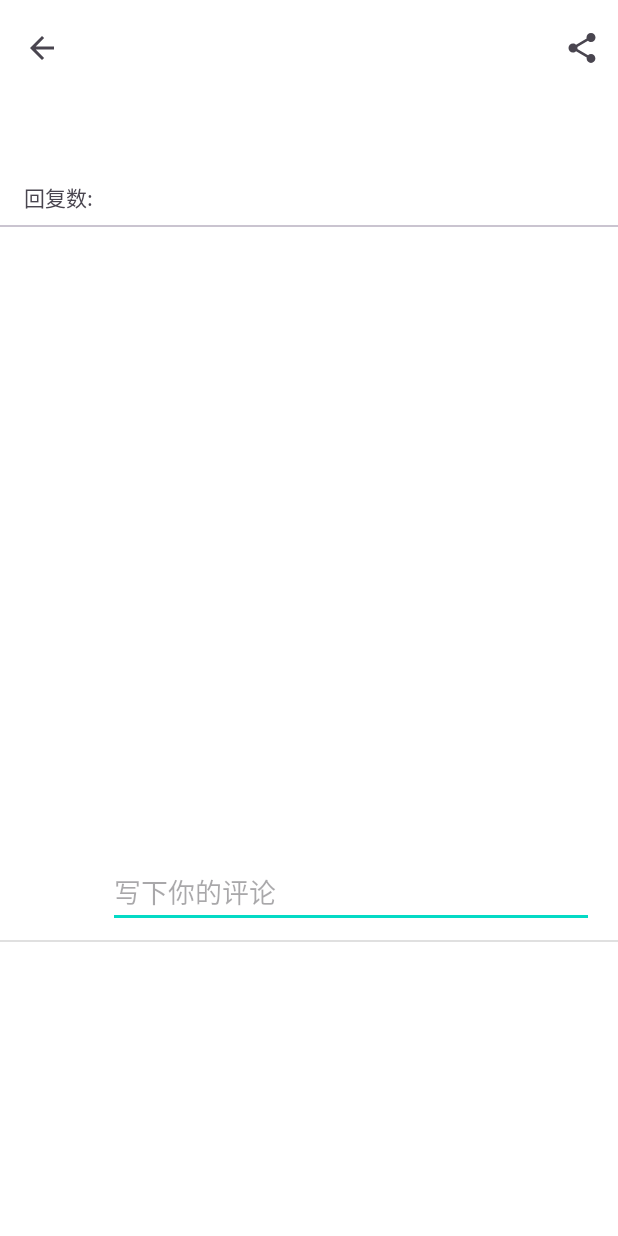
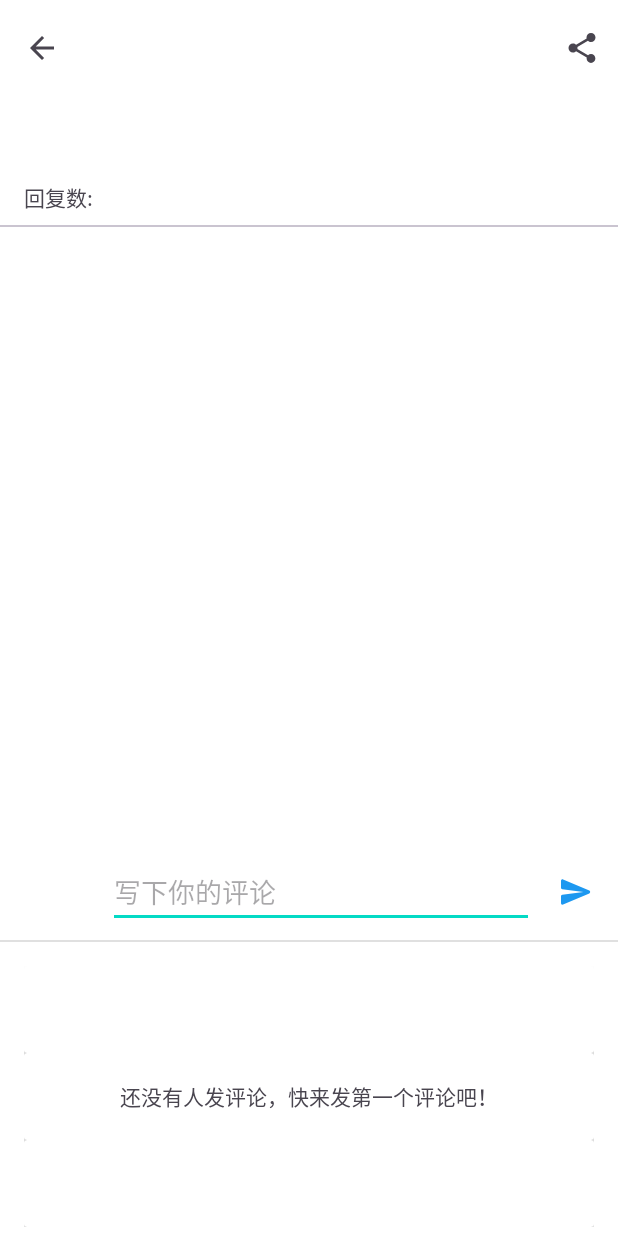
Before and after one commit to hekai97/AndroidProject, an Android app: the layout activity_content.xml on its own in the app's theme, with its tools: preview values and no code run, on a phone screen of 412 x 824 dp. Run offline under Robolectric (Android 15) with nearby library versions, the light colour scheme and no system bars.

Commit message:
新增了评论区功能

```diff
--- a/app/src/main/java/com/hekai/androidproject/localdatas/LocalUserDao.kt
+++ b/app/src/main/java/com/hekai/androidproject/localdatas/LocalUserDao.kt
@@ -19,4 +19,7 @@ interface LocalUserDao {
 
     @Query("update login_status set status=0 where status=1")
     suspend fun logOut()
+
+    @Query("update login_status set PublishNumber=PublishNumber+1 where status=1")
+    suspend fun updateUserPublishNumber()
 }
--- a/app/src/main/java/com/hekai/androidproject/localdatas/LocalUserRepository.kt
+++ b/app/src/main/java/com/hekai/androidproject/localdatas/LocalUserRepository.kt
@@ -18,4 +18,7 @@ class LocalUserRepository(private val localUserDao: LocalUserDao) {
     suspend fun logOut(){
         localUserDao.logOut()
     }
+    suspend fun updateUserPublishNumber(){
+        localUserDao.updateUserPublishNumber()
+    }
 }
--- a/app/src/main/java/com/hekai/androidproject/viewmodels/activityviewmodels/MainActivityViewModel.kt
+++ b/app/src/main/java/com/hekai/androidproject/viewmodels/activityviewmodels/MainActivityViewModel.kt
@@ -18,6 +18,9 @@ class MainActivityViewModel(private val repository:LocalUserRepository):ViewMode
     fun logOut()=viewModelScope.launch {
         repository.logOut()
     }
+    fun updateUserPublishNumber()=viewModelScope.launch {
+        repository.updateUserPublishNumber()
+    }
 }
 class MainActivityViewModelFactory(private val repository: LocalUserRepository):ViewModelProvider.Factory{
     override fun <T : ViewModel> create(modelClass: Class<T>): T {
--- /dev/null
+++ b/app/src/main/res/drawable/ic_round_send_24.xml
@@ -0,0 +1,5 @@
+<vector android:autoMirrored="true" android:height="24dp"
+    android:tint="#1D98F0" android:viewportHeight="24"
+    android:viewportWidth="24" android:width="24dp" xmlns:android="http://schemas.android.com/apk/res/android">
+    <path android:fillColor="@android:color/white" android:pathData="M3.4,20.4l17.45,-7.48c0.81,-0.35 0.81,-1.49 0,-1.84L3.4,3.6c-0.66,-0.29 -1.39,0.2 -1.39,0.91L2,9.12c0,0.5 0.37,0.93 0.87,0.99L17,12 2.87,13.88c-0.5,0.07 -0.87,0.5 -0.87,1l0.01,4.61c0,0.71 0.73,1.2 1.39,0.91z"/>
+</vector>
--- a/app/src/main/res/layout/activity_content.xml
+++ b/app/src/main/res/layout/activity_content.xml
@@ -134,7 +134,7 @@
                     app:shapeAppearanceOverlay="@style/ShapeAppearanceOverlay.App.CornerSize50Percent" />
 
                 <EditText
-                    android:id="@+id/editTextTextPersonName"
+                    android:id="@+id/response_message_edittext"
                     android:layout_width="0dp"
                     android:layout_height="wrap_content"
                     android:layout_marginStart="@dimen/text_to_border"
@@ -143,7 +143,7 @@
                     android:inputType="text"
                     android:minHeight="48dp"
                     app:layout_constraintBottom_toBottomOf="@+id/current_user_image"
-                    app:layout_constraintEnd_toEndOf="parent"
+                    app:layout_constraintEnd_toStartOf="@+id/send_image_button_in_content"
                     app:layout_constraintStart_toEndOf="@+id/current_user_image"
                     app:layout_constraintTop_toTopOf="@+id/current_user_image" />
 
@@ -165,20 +165,44 @@
                     android:background="?android:attr/listDivider"
                     app:layout_constraintEnd_toEndOf="parent"
                     app:layout_constraintStart_toStartOf="parent"
-                    app:layout_constraintTop_toBottomOf="@+id/editTextTextPersonName" />
+                    app:layout_constraintTop_toBottomOf="@+id/response_message_edittext" />
 
-                <LinearLayout
+                <FrameLayout
                     android:layout_width="0dp"
-                    android:layout_height="200dp"
-                    android:orientation="vertical"
+                    android:layout_height="wrap_content"
+                    android:layout_marginStart="@dimen/text_to_border"
+                    android:layout_marginTop="@dimen/text_to_border"
+                    android:layout_marginEnd="@dimen/text_to_border"
+                    android:minHeight="100dp"
+                    android:maxHeight="300dp"
                     app:layout_constraintEnd_toEndOf="parent"
                     app:layout_constraintStart_toStartOf="parent"
                     app:layout_constraintTop_toBottomOf="@+id/divider3">
 
                     <androidx.recyclerview.widget.RecyclerView
+                        android:id="@+id/reply_area_recycle_view"
                         android:layout_width="match_parent"
-                        android:layout_height="match_parent" />
-                </LinearLayout>
+                        android:layout_height="match_parent"
+                        tools:listitem="@layout/reply_recycle_view_item" />
+
+                    <TextView
+                        android:id="@+id/no_body_relpy_content"
+                        android:layout_width="wrap_content"
+                        android:layout_height="wrap_content"
+                        android:layout_gravity="center"
+                        android:text="还没有人发评论，快来发第一个评论吧！" />
+                </FrameLayout>
+
+                <ImageButton
+                    android:id="@+id/send_image_button_in_content"
+                    android:layout_width="wrap_content"
+                    android:layout_height="wrap_content"
+                    android:layout_marginEnd="@dimen/text_to_border"
+                    android:background="@null"
+                    app:layout_constraintBottom_toBottomOf="@+id/response_message_edittext"
+                    app:layout_constraintEnd_toEndOf="parent"
+                    app:layout_constraintTop_toTopOf="@+id/response_message_edittext"
+                    app:srcCompat="@drawable/ic_round_send_24" />
 
             </androidx.constraintlayout.widget.ConstraintLayout>
         </androidx.core.widget.NestedScrollView>
--- /dev/null
+++ b/app/src/main/res/layout/reply_recycle_view_item.xml
@@ -0,0 +1,66 @@
+<?xml version="1.0" encoding="utf-8"?>
+<layout xmlns:android="http://schemas.android.com/apk/res/android"
+    xmlns:app="http://schemas.android.com/apk/res-auto"
+    xmlns:tools="http://schemas.android.com/tools">
+
+  <data>
+    <variable
+        name="reconstructionResponse"
+        type="com.hekai.androidproject.entites.ReconstructionResponse" />
+  </data>
+
+  <androidx.cardview.widget.CardView
+      android:layout_width="match_parent"
+      android:layout_height="wrap_content">
+
+    <androidx.constraintlayout.widget.ConstraintLayout
+        android:layout_width="match_parent"
+        android:layout_height="match_parent">
+
+      <com.google.android.material.imageview.ShapeableImageView
+          android:id="@+id/imageView2"
+          android:layout_width="50dp"
+          android:layout_height="50dp"
+          android:layout_marginStart="8dp"
+          android:layout_marginTop="8dp"
+          app:imageFromUrl="@{reconstructionResponse.avatar}"
+          app:layout_constraintStart_toStartOf="parent"
+          app:layout_constraintTop_toTopOf="parent"
+          app:shapeAppearanceOverlay="@style/ShapeAppearanceOverlay.App.CornerSize50Percent" />
+
+      <TextView
+          android:id="@+id/textView"
+          android:layout_width="wrap_content"
+          android:layout_height="wrap_content"
+          android:layout_marginStart="8dp"
+          android:layout_marginBottom="8dp"
+          android:text="@{reconstructionResponse.username}"
+          android:textColor="@android:color/black"
+          android:textSize="16sp"
+          app:layout_constraintBottom_toTopOf="@+id/textView2"
+          app:layout_constraintStart_toEndOf="@+id/imageView2"
+          app:layout_constraintTop_toTopOf="@+id/imageView2" />
+
+      <TextView
+          android:id="@+id/textView2"
+          android:layout_width="285dp"
+          android:layout_height="20dp"
+          android:layout_marginStart="8dp"
+          android:layout_marginEnd="8dp"
+          app:layout_constraintBottom_toBottomOf="@+id/imageView2"
+          app:layout_constraintEnd_toEndOf="parent"
+          app:layout_constraintHorizontal_bias="0.050"
+          app:layout_constraintStart_toEndOf="@+id/imageView2"
+          tools:text="@{reconstructionResponse.responses.responseContent}" />
+
+      <TextView
+          android:id="@+id/textView3"
+          android:layout_width="wrap_content"
+          android:layout_height="wrap_content"
+          android:layout_marginEnd="8dp"
+          app:layout_constraintEnd_toEndOf="parent"
+          app:layout_constraintTop_toTopOf="@+id/imageView2"
+          tools:text="@{reconstructionResponse.responses.responseTime}" />
+    </androidx.constraintlayout.widget.ConstraintLayout>
+  </androidx.cardview.widget.CardView>
+</layout>
```
Also changed, not shown: app/build.gradle (+7 -0 lines), app/src/main/java/com/hekai/androidproject/MainActivity.kt (+10 -1 lines), app/src/main/java/com/hekai/androidproject/adapters/ReplyRecycleViewAdapter.kt (added, +40 -0 lines), app/src/main/java/com/hekai/androidproject/entites/ReconstructionResponse.kt (added, +15 -0 lines), app/src/main/java/com/hekai/androidproject/entites/Responses.kt (added, +12 -0 lines), app/src/main/java/com/hekai/androidproject/network/NetWorkPosts.kt (+11 -0 lines), app/src/main/java/com/hekai/androidproject/otheractivity/ContentActivity.kt (+57 -1 lines), app/src/main/java/com/hekai/androidproject/otheractivity/PublishPostsActivity.kt (+6 -2 lines), app/src/main/java/com/hekai/androidproject/viewmodels/activityviewmodels/ContentActivityViewModel.kt (+66 -3 lines), app/src/main/java/com/hekai/androidproject/viewmodels/activityviewmodels/PublishPostsViewModel.kt (+9 -0 lines), 1 other file.
